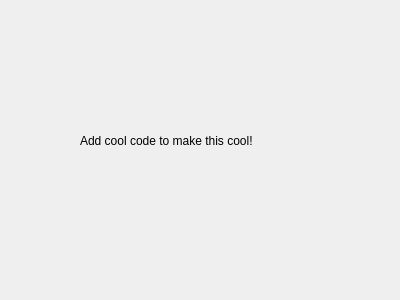
The window that KiteControl-Qt/imageprocessing.ui (adrienemery/zenith-wind-power) describes before a commit, drawn with Qt 5.
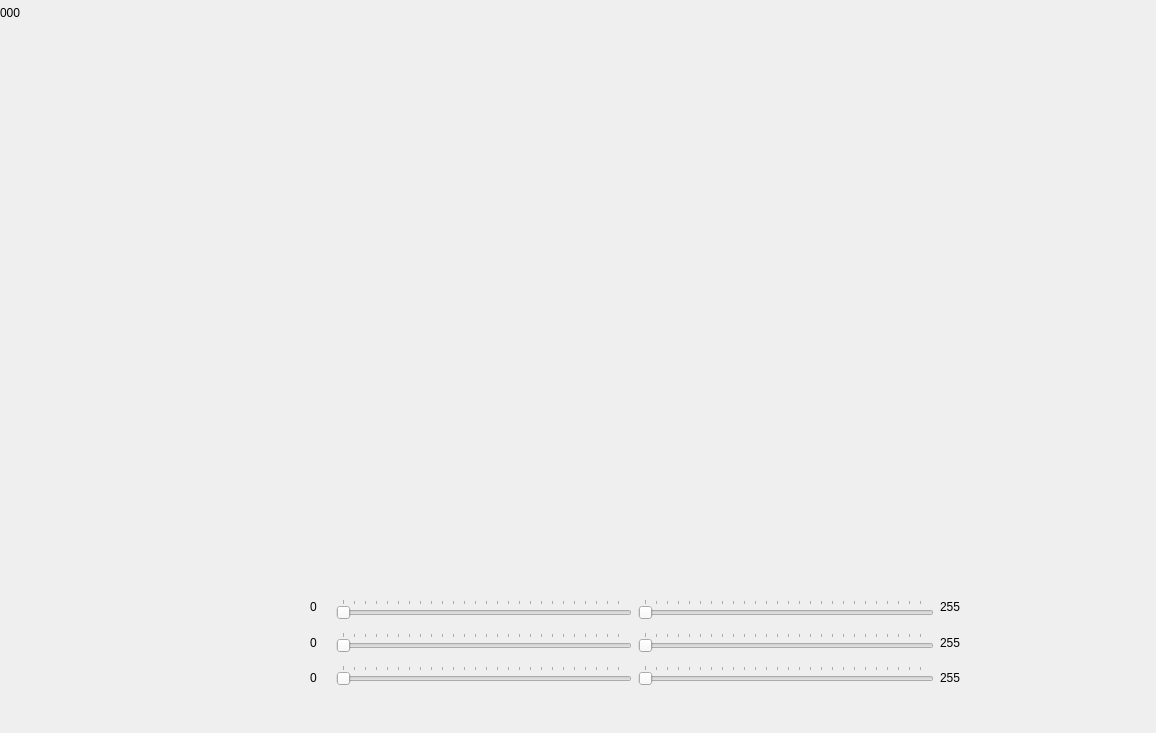
The same window after the commit.

The edit to the form file:
```diff
--- a/KiteControl-Qt/imageprocessing.ui
+++ b/KiteControl-Qt/imageprocessing.ui
@@ -6,26 +6,226 @@
    <rect>
     <x>0</x>
     <y>0</y>
-    <width>400</width>
-    <height>300</height>
+    <width>1156</width>
+    <height>733</height>
    </rect>
   </property>
   <property name="windowTitle">
    <string>Dialog</string>
   </property>
-  <widget class="QLabel" name="label">
+  <widget class="QLabel" name="label_4">
    <property name="geometry">
     <rect>
-     <x>80</x>
-     <y>110</y>
-     <width>271</width>
-     <height>61</height>
+     <x>0</x>
+     <y>0</y>
+     <width>21</width>
+     <height>25</height>
     </rect>
    </property>
    <property name="text">
-    <string>Add cool code to make this cool!</string>
+    <string>000</string>
    </property>
   </widget>
+  <widget class="QWidget" name="">
+   <property name="geometry">
+    <rect>
+     <x>310</x>
+     <y>592</y>
+     <width>651</width>
+     <height>101</height>
+    </rect>
+   </property>
+   <layout class="QHBoxLayout" name="horizontalLayout_3">
+    <item>
+     <layout class="QHBoxLayout" name="horizontalLayout_2">
+      <item>
+       <layout class="QVBoxLayout" name="verticalLayout_3">
+        <item>
+         <widget class="QLabel" name="label_2">
+          <property name="text">
+           <string>0    </string>
+          </property>
+         </widget>
+        </item>
+        <item>
+         <widget class="QLabel" name="label">
+          <property name="text">
+           <string>0   </string>
+          </property>
+         </widget>
+        </item>
+        <item>
+         <widget class="QLabel" name="label_3">
+          <property name="text">
+           <string>0   </string>
+          </property>
+         </widget>
+        </item>
+       </layout>
+      </item>
+      <item>
+       <layout class="QHBoxLayout" name="horizontalLayout">
+        <item>
+         <layout class="QVBoxLayout" name="verticalLayout">
+          <item>
+           <widget class="QSlider" name="hMinSlider">
+            <property name="maximum">
+             <number>255</number>
+            </property>
+            <property name="pageStep">
+             <number>10</number>
+            </property>
+            <property name="orientation">
+             <enum>Qt::Horizontal</enum>
+            </property>
+            <property name="tickPosition">
+             <enum>QSlider::TicksAbove</enum>
+            </property>
+           </widget>
+          </item>
+          <item>
+           <widget class="QSlider" name="sMinSlider">
+            <property name="maximum">
+             <number>255</number>
+            </property>
+            <property name="pageStep">
+             <number>10</number>
+            </property>
+            <property name="orientation">
+             <enum>Qt::Horizontal</enum>
+            </property>
+            <property name="tickPosition">
+             <enum>QSlider::TicksAbove</enum>
+            </property>
+           </widget>
+          </item>
+          <item>
+           <widget class="QSlider" name="vMinSlider">
+            <property name="maximum">
+             <number>255</number>
+            </property>
+            <property name="pageStep">
+             <number>10</number>
+            </property>
+            <property name="orientation">
+             <enum>Qt::Horizontal</enum>
+            </property>
+            <property name="tickPosition">
+             <enum>QSlider::TicksAbove</enum>
+            </property>
+           </widget>
+          </item>
+         </layout>
+        </item>
+        <item>
+         <layout class="QVBoxLayout" name="verticalLayout_2">
+          <item>
+           <widget class="QSlider" name="hMaxSlider">
+            <property name="maximum">
+             <number>255</number>
+            </property>
+            <property name="pageStep">
+             <number>10</number>
+            </property>
+            <property name="orientation">
+             <enum>Qt::Horizontal</enum>
+            </property>
+            <property name="tickPosition">
+             <enum>QSlider::TicksAbove</enum>
+            </property>
+           </widget>
+          </item>
+          <item>
+           <widget class="QSlider" name="sMaxSlider">
+            <property name="maximum">
+             <number>255</number>
+            </property>
+            <property name="pageStep">
+             <number>10</number>
+            </property>
+            <property name="orientation">
+             <enum>Qt::Horizontal</enum>
+            </property>
+            <property name="tickPosition">
+             <enum>QSlider::TicksAbove</enum>
+            </property>
+           </widget>
+          </item>
+          <item>
+           <widget class="QSlider" name="vMaxSlider">
+            <property name="maximum">
+             <number>255</number>
+            </property>
+            <property name="pageStep">
+             <number>10</number>
+            </property>
+            <property name="orientation">
+             <enum>Qt::Horizontal</enum>
+            </property>
+            <property name="tickPosition">
+             <enum>QSlider::TicksAbove</enum>
+            </property>
+           </widget>
+          </item>
+         </layout>
+        </item>
+       </layout>
+      </item>
+     </layout>
+    </item>
+    <item>
+     <layout class="QVBoxLayout" name="verticalLayout_4">
+      <item>
+       <widget class="QLabel" name="label_5">
+        <property name="text">
+         <string>255</string>
+        </property>
+       </widget>
+      </item>
+      <item>
+       <widget class="QLabel" name="label_6">
+        <property name="text">
+         <string>255</string>
+        </property>
+       </widget>
+      </item>
+      <item>
+       <widget class="QLabel" name="label_7">
+        <property name="text">
+         <string>255</string>
+        </property>
+       </widget>
+      </item>
+     </layout>
+    </item>
+   </layout>
+  </widget>
+  <zorder>horizontalSlider</zorder>
+  <zorder>horizontalSlider_2</zorder>
+  <zorder>horizontalSlider_3</zorder>
+  <zorder>horizontalSlider_4</zorder>
+  <zorder>horizontalSlider_5</zorder>
+  <zorder>horizontalSlider_6</zorder>
+  <zorder></zorder>
+  <zorder>horizontalSlider_2</zorder>
+  <zorder>horizontalSlider_3</zorder>
+  <zorder>layoutWidget</zorder>
+  <zorder>horizontalSlider_6</zorder>
+  <zorder>horizontalSlider_4</zorder>
+  <zorder>horizontalSlider_5</zorder>
+  <zorder>hMinSlider</zorder>
+  <zorder>sMinSlider</zorder>
+  <zorder>vMinSlider</zorder>
+  <zorder>layoutWidget</zorder>
+  <zorder>label_4</zorder>
+  <zorder>label_5</zorder>
+  <zorder>label_6</zorder>
+  <zorder>label_2</zorder>
+  <zorder>label_3</zorder>
+  <zorder>label_4</zorder>
+  <zorder>label_5</zorder>
+  <zorder>label_6</zorder>
+  <zorder>label_7</zorder>
  </widget>
  <resources/>
  <connections/>
```
Left out of the diff: 99 changed lines with no effect on the pictures.
